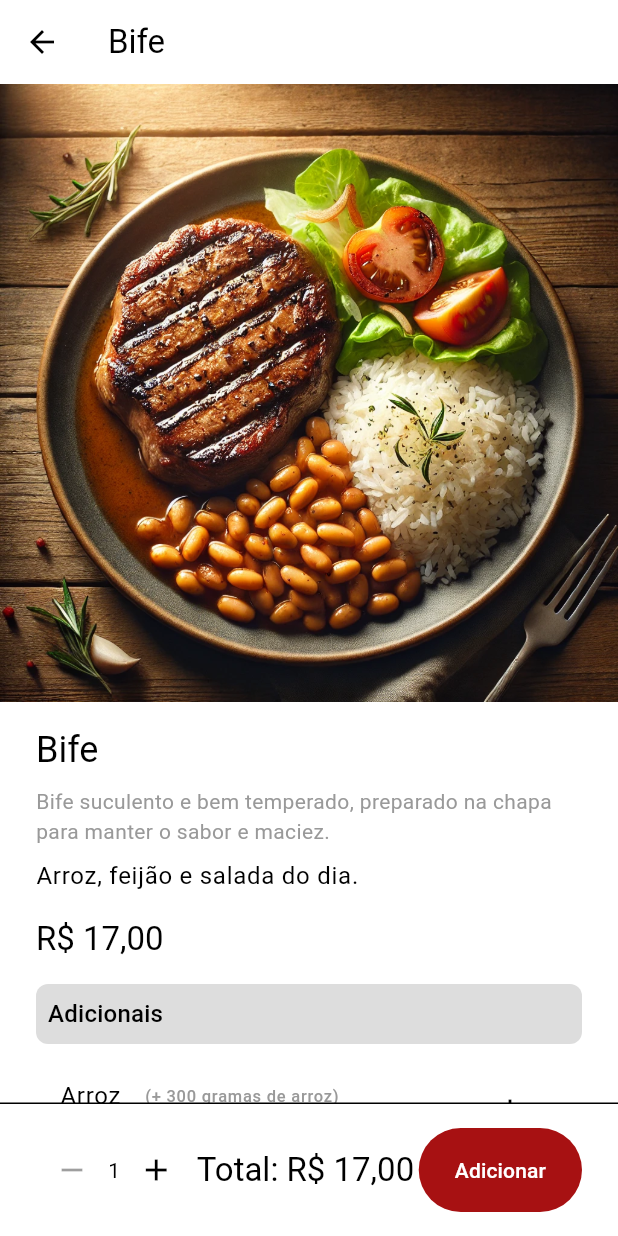
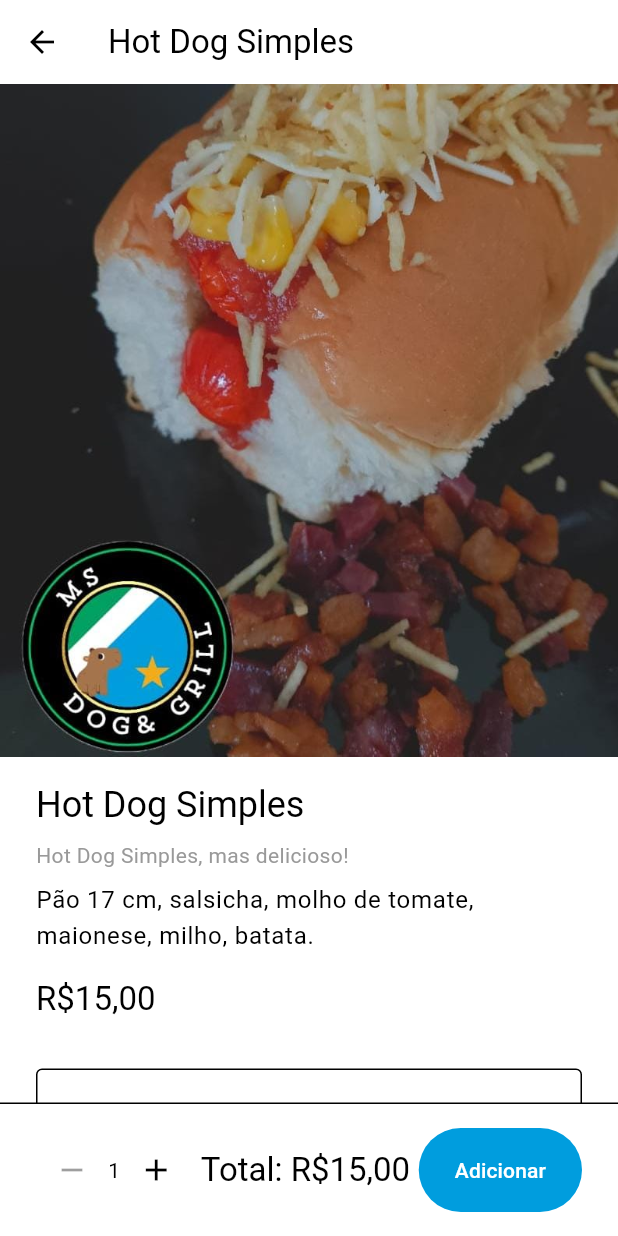
Before and after one commit to DiegoSCastro/zap_menu, a Flutter app: the DetailPage screen opened directly with sample values from the repository, on a phone screen of 412 x 824 dp. Run offline on Flutter 3.47's test engine with Material 3 defaults, Android fonts, the light colour scheme and no system bars; our stand-ins replace dio, flutter_bloc, freezed_annotation, get_it; missing offline and left inert: dart:html.

Commit message:
fix(app): change colors & branding

```diff
--- a/lib/app/core/extensions/double_extension.dart
+++ b/lib/app/core/extensions/double_extension.dart
@@ -1,4 +1,4 @@
 extension DoubleExtension on double {
   String get formattedCurrencyBR =>
-      'R\$ ${toStringAsFixed(2).replaceAll('.', ',')}';
+      'R\$${toStringAsFixed(2).replaceAll('.', ',')}';
 }
--- a/lib/app/core/ui/app_assets.dart
+++ b/lib/app/core/ui/app_assets.dart
@@ -1,3 +1,4 @@
 sealed class AppAssets {
   static const logo = 'assets/logo.png';
+  static const msDogLogo = 'assets/ms_dog_logo.jpg';
 }
--- a/lib/app/core/ui/app_colors.dart
+++ b/lib/app/core/ui/app_colors.dart
@@ -1,8 +1,8 @@
 import 'package:flutter/material.dart';
 
 sealed class AppColors {
-  static const primary = Color(0xFFA71112);
-  static const secondary = Color(0xFFE99427);
+  static const primary = Color(0xFF009dde);
+  static const secondary = Color(0xFF00a162);
   static const lightGray = Color(0xFFDDDDDD);
   static const gray = Color(0xFF999999);
   static const white = Color(0xFFFFFFFF);
--- a/lib/app/features/detail/detail_page.dart
+++ b/lib/app/features/detail/detail_page.dart
@@ -112,7 +112,7 @@ class _$DetailPageState extends State<DetailPage> {
                       ),
                       const SizedBox(height: 8),
                       Text(
-                        _product.sideDishes,
+                        _product.ingredients,
                         style: Theme.of(context).textTheme.bodyLarge,
                       ),
                       const SizedBox(height: 16),
--- a/lib/app/features/home/widgets/home_header.dart
+++ b/lib/app/features/home/widgets/home_header.dart
@@ -12,8 +12,8 @@ class HomeHeader extends StatelessWidget {
       child: Row(
         children: [
           Image.asset(
-            AppAssets.logo,
-            height: 80,
+            AppAssets.msDogLogo,
+            height: 120,
           ),
           Expanded(
             child: Text(
--- a/lib/app/features/home/widgets/home_product_item.dart
+++ b/lib/app/features/home/widgets/home_product_item.dart
@@ -25,7 +25,7 @@ class HomeProductItem extends StatelessWidget {
                 ),
                 Expanded(
                   child: Padding(
-                    padding: const EdgeInsets.symmetric(horizontal: 8),
+                    padding: const EdgeInsets.symmetric(horizontal: 16),
                     child: Column(
                       crossAxisAlignment: CrossAxisAlignment.start,
                       mainAxisAlignment: MainAxisAlignment.start,
@@ -35,12 +35,10 @@ class HomeProductItem extends StatelessWidget {
                           style: context.textTheme.titleMedium,
                         ),
                         Expanded(
-                          child: Center(
-                            child: Text(
-                              product.description,
-                              style: context.textTheme.bodySmall
-                                  ?.copyWith(color: AppColors.gray),
-                            ),
+                          child: Text(
+                            product.ingredients,
+                            style: context.textTheme.bodySmall
+                                ?.copyWith(color: AppColors.gray),
                           ),
                         ),
                       ],
@@ -48,8 +46,8 @@ class HomeProductItem extends StatelessWidget {
                   ),
                 ),
                 Text(
-                  'R\$ ${product.price.toStringAsFixed(2)}',
-                  style: const TextStyle(fontWeight: FontWeight.bold),
+                  product.price.formattedCurrencyBR,
+                  style: context.textTheme.headlineSmall,
                 )
               ],
             ),
--- a/lib/app/models/product.dart
+++ b/lib/app/models/product.dart
@@ -12,7 +12,7 @@ class Product with _$Product {
   const factory Product({
     @Default('') String name,
     @Default('') String description,
-    @Default('') String sideDishes,
+    @Default('') String ingredients,
     @Default('') String imagePath,
     @Default(0.0) double price,
     @Default([]) List<OptionalItem> optionals,
@@ -25,95 +25,106 @@ class Product with _$Product {
 
   static const List<Product> products = [
     Product(
-        name: 'Bife',
-        description:
-            'Bife suculento e bem temperado, preparado na chapa para manter o sabor e maciez.',
-        price: 17.0,
-        sideDishes: 'Arroz, feijão e salada do dia.',
-        imagePath: 'assets/bife.webp',
-        optionals: [
-          OptionalItem(
-            name: 'Arroz',
-            price: 4.00,
-            description: '+ 300 gramas de arroz',
-          ),
-          OptionalItem(
-            name: 'Carne',
-            price: 6.00,
-            description: '+ 100 gramas de bife',
-          ),
-        ]),
-    Product(
-      name: 'Bife Acebolado',
-      description:
-          'Delicioso bife grelhado coberto com cebolas caramelizadas, garantindo um sabor irresistível.',
-      price: 17.0,
-      sideDishes: 'Arroz, feijão e salada do dia',
-      imagePath: 'assets/bife_acebolado.webp',
-    ),
-    Product(
-      name: 'Bife a Cavalo',
-      description:
-          'Um clássico, bife grelhado com um ovo frito por cima, trazendo ainda mais sabor ao prato.',
-      price: 20.0,
-      sideDishes: 'Arroz, feijão e salada do dia',
-      imagePath: 'assets/bife_cavalo.webp',
-    ),
-    Product(
-      name: 'Bife à Parmegiana',
-      description:
-          'Bife empanado coberto com molho de tomate e queijo gratinado, servido com um toque especial de sabor.',
-      price: 30.0,
-      sideDishes: 'Arroz, batata frita e salada do dia',
-      imagePath: 'assets/bife_parmegiana.webp',
-    ),
-    Product(
-      name: 'Bife à Milanesa',
-      description:
-          'Bife crocante empanado, perfeito para quem ama aquele sabor caseiro e crocante.',
-      price: 20.0,
-      sideDishes: 'Arroz, feijão e salada do dia',
-      imagePath: 'assets/bife_milanesa.webp',
-    ),
-    Product(
-      name: 'Filé de Frango Acebolado',
-      description:
-          'Filé de frango grelhado com cebolas caramelizadas, uma combinação que não tem erro!',
-      price: 17.0,
-      sideDishes: 'Arroz, feijão e salada do dia',
-      imagePath: 'assets/frango_acebolado.webp',
-    ),
-    Product(
-      name: 'Filé de Frango à Parmegiana',
-      description:
-          'Filé de frango empanado, coberto com molho de tomate e queijo derretido. Clássico e irresistível!',
-      price: 20.0,
-      sideDishes: 'Arroz, feijão e salada do dia',
-      imagePath: 'assets/frango_parmegiana.webp',
-    ),
-    Product(
-      name: 'Filé de Frango Grelhado',
-      description:
-          'Frango grelhado na chapa, leve e saudável, perfeito para quem quer manter a dieta sem perder o sabor.',
-      price: 17.0,
-      sideDishes: 'Arroz, feijão e salada do dia',
-      imagePath: 'assets/frango_grelhado.webp',
-    ),
-    Product(
-      name: 'Filé de Frango Empanado',
-      description:
-          'Filé de frango empanado, crocante e suculento, ideal para uma refeição rápida e saborosa.',
-      price: 20.0,
-      sideDishes: 'Arroz, feijão e salada do dia',
-      imagePath: 'assets/frango_empanado.webp',
-    ),
-    Product(
-      name: 'Caserinha',
-      description:
-          'Prato do dia, preparado com ingredientes frescos e temperos caseiros. Consulte a opção disponível!',
-      price: 20.0,
-      sideDishes: 'Consultar a opção do dia',
-      imagePath: 'assets/caseirinha.webp',
+      name: 'Hot Dog Simples',
+      price: 15.0,
+      ingredients:
+          'Pão 17 cm, salsicha, molho de tomate, maionese, milho, batata.',
+      description: 'Hot Dog Simples, mas delicioso!',
+      imagePath: 'assets/hotdog.jpeg',
     ),
   ];
+
+  // static const List<Product> products = [
+  //   Product(
+  //       name: 'Bife',
+  //       description:
+  //           'Bife suculento e bem temperado, preparado na chapa para manter o sabor e maciez.',
+  //       price: 17.0,
+  //       sideDishes: 'Arroz, feijão e salada do dia.',
+  //       imagePath: 'assets/bife.webp',
+  //       optionals: [
+  //         OptionalItem(
+  //           name: 'Arroz',
+  //           price: 4.00,
+  //           description: '+ 300 gramas de arroz',
+  //         ),
+  //         OptionalItem(
+  //           name: 'Carne',
+  //           price: 6.00,
+  //           description: '+ 100 gramas de bife',
+  //         ),
+  //       ]),
+  //   Product(
+  //     name: 'Bife Acebolado',
+  //     description:
+  //         'Delicioso bife grelhado coberto com cebolas caramelizadas, garantindo um sabor irresistível.',
+  //     price: 17.0,
+  //     sideDishes: 'Arroz, feijão e salada do dia',
+  //     imagePath: 'assets/bife_acebolado.webp',
+  //   ),
+  //   Product(
+  //     name: 'Bife a Cavalo',
+  //     description:
+  //         'Um clássico, bife grelhado com um ovo frito por cima, trazendo ainda mais sabor ao prato.',
+  //     price: 20.0,
+  //     sideDishes: 'Arroz, feijão e salada do dia',
+  //     imagePath: 'assets/bife_cavalo.webp',
+  //   ),
+  //   Product(
+  //     name: 'Bife à Parmegiana',
+  //     description:
+  //         'Bife empanado coberto com molho de tomate e queijo gratinado, servido com um toque especial de sabor.',
+  //     price: 30.0,
+  //     sideDishes: 'Arroz, batata frita e salada do dia',
+  //     imagePath: 'assets/bife_parmegiana.webp',
+  //   ),
+  //   Product(
+  //     name: 'Bife à Milanesa',
+  //     description:
+  //         'Bife crocante empanado, perfeito para quem ama aquele sabor caseiro e crocante.',
+  //     price: 20.0,
+  //     sideDishes: 'Arroz, feijão e salada do dia',
+  //     imagePath: 'assets/bife_milanesa.webp',
+  //   ),
+  //   Product(
+  //     name: 'Filé de Frango Acebolado',
+  //     description:
+  //         'Filé de frango grelhado com cebolas caramelizadas, uma combinação que não tem erro!',
+  //     price: 17.0,
+  //     sideDishes: 'Arroz, feijão e salada do dia',
+  //     imagePath: 'assets/frango_acebolado.webp',
+  //   ),
+  //   Product(
+  //     name: 'Filé de Frango à Parmegiana',
+  //     description:
+  //         'Filé de frango empanado, coberto com molho de tomate e queijo derretido. Clássico e irresistível!',
+  //     price: 20.0,
+  //     sideDishes: 'Arroz, feijão e salada do dia',
+  //     imagePath: 'assets/frango_parmegiana.webp',
+  //   ),
+  //   Product(
+  //     name: 'Filé de Frango Grelhado',
+  //     description:
+  //         'Frango grelhado na chapa, leve e saudável, perfeito para quem quer manter a dieta sem perder o sabor.',
+  //     price: 17.0,
+  //     sideDishes: 'Arroz, feijão e salada do dia',
+  //     imagePath: 'assets/frango_grelhado.webp',
+  //   ),
+  //   Product(
+  //     name: 'Filé de Frango Empanado',
+  //     description:
+  //         'Filé de frango empanado, crocante e suculento, ideal para uma refeição rápida e saborosa.',
+  //     price: 20.0,
+  //     sideDishes: 'Arroz, feijão e salada do dia',
+  //     imagePath: 'assets/frango_empanado.webp',
+  //   ),
+  //   Product(
+  //     name: 'Caserinha',
+  //     description:
+  //         'Prato do dia, preparado com ingredientes frescos e temperos caseiros. Consulte a opção disponível!',
+  //     price: 20.0,
+  //     sideDishes: 'Consultar a opção do dia',
+  //     imagePath: 'assets/caseirinha.webp',
+  //   ),
+  // ];
 }
```
Also changed, not shown: assets/hotdog.jpeg (added), assets/ms_dog_logo.jpg (added), lib/app/models/product.freezed.dart, lib/app/models/product.g.dart.
